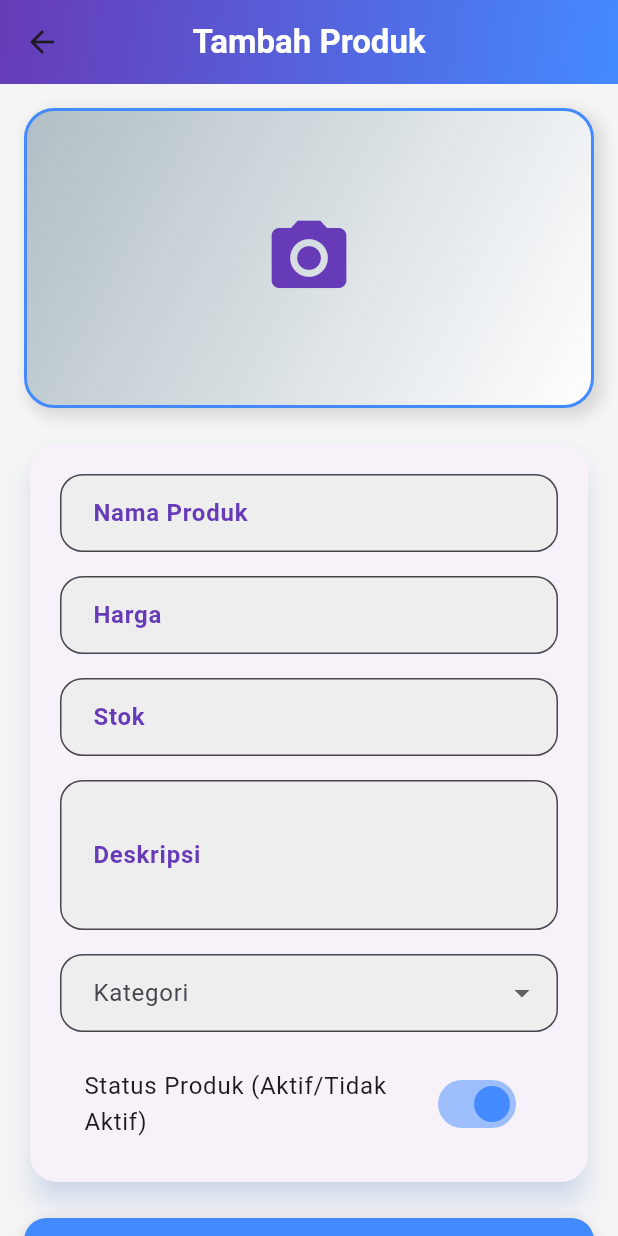
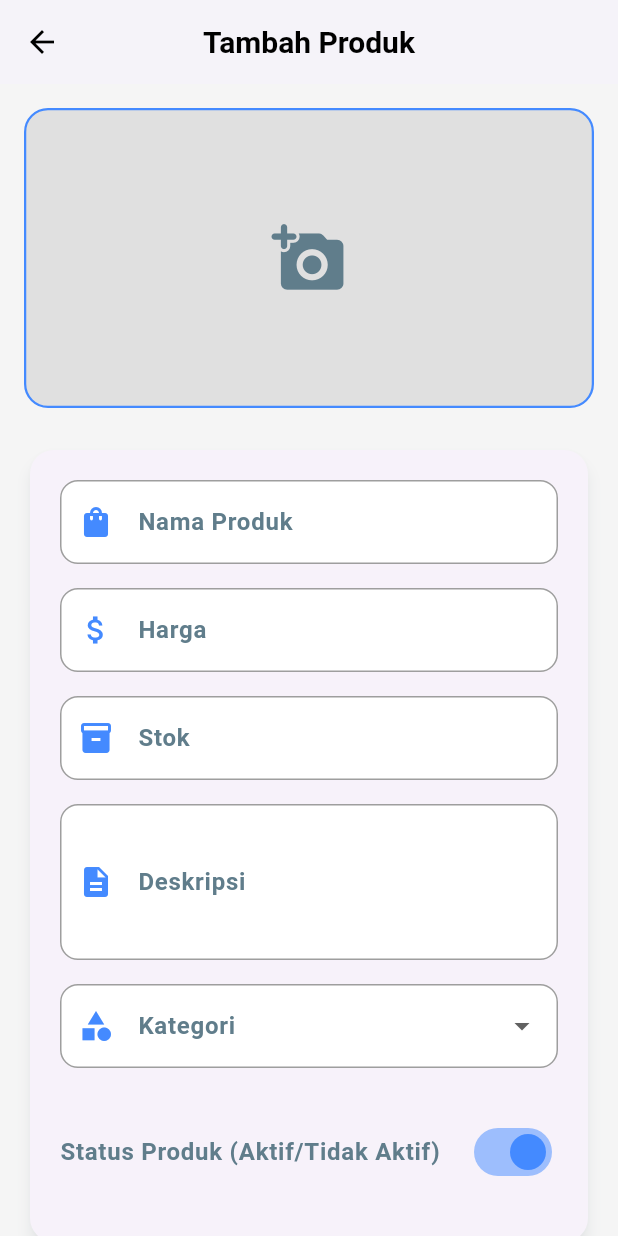
Before and after one commit to kyuzaa/StockBarang, a Flutter app: the AddProductScreen screen opened directly, on a phone screen of 412 x 824 dp. Run offline on Flutter 3.47's test engine with Material 3 defaults, Android fonts, the phone set to English and light mode, and no system bars; our stand-ins replace cloud_firestore, firebase_auth, firebase_core, google_fonts, image_picker, shimmer; accounts and stored records are empty; generated files the repository leaves out were written again.

```diff
--- /dev/null
+++ b/devtools_options.yaml
@@ -0,0 +1,3 @@
+description: This file stores settings for Dart & Flutter DevTools.
+documentation: https://docs.flutter.dev/tools/devtools/extensions#configure-extension-enablement-states
+extensions:
--- a/lib/screens/owner/product/add_product_screen.dart
+++ b/lib/screens/owner/product/add_product_screen.dart
@@ -104,7 +104,7 @@ class _AddProductScreenState extends State<AddProductScreen> {
         _stockController.text.isEmpty ||
         _selectedCategory == null) {
       ScaffoldMessenger.of(context).showSnackBar(
-        const SnackBar(content: Text("Harap isi semua field"), backgroundColor: Colors.red),
+        const SnackBar(content: Text("Harap isi semua field"), backgroundColor: Colors.blueAccent),
       );
       return;
     }
@@ -117,7 +117,7 @@ class _AddProductScreenState extends State<AddProductScreen> {
     String? imageUrl = await _uploadToFlask(_imageBytes!);
     if (imageUrl == null) {
       ScaffoldMessenger.of(context).showSnackBar(
-        const SnackBar(content: Text("Gagal mengunggah gambar"), backgroundColor: Colors.red),
+        const SnackBar(content: Text("Gagal mengunggah gambar"), backgroundColor:Colors.blueAccent),
       );
       return;
     }
@@ -134,7 +134,7 @@ class _AddProductScreenState extends State<AddProductScreen> {
     });
 
     ScaffoldMessenger.of(context).showSnackBar(
-      const SnackBar(content: Text("Produk berhasil ditambahkan!"), backgroundColor: Colors.green),
+      const SnackBar(content: Text("Produk berhasil ditambahkan!"), backgroundColor: Colors.blueAccent),
     );
 
     // Redirect ke DashboardScreen setelah berhasil tambah produk
@@ -151,18 +151,11 @@ class _AddProductScreenState extends State<AddProductScreen> {
     return Scaffold(
       backgroundColor: Colors.grey[100],
       appBar: AppBar(
-        title: const Text("Tambah Produk", style: TextStyle(fontSize: 22, fontWeight: FontWeight.bold, color: Colors.white)),
-        flexibleSpace: Container(
-          decoration: const BoxDecoration(
-            gradient: LinearGradient(
-              colors: [Colors.deepPurple, Colors.blueAccent],
-              begin: Alignment.topLeft,
-              end: Alignment.bottomRight,
-            ),
-          ),
-        ),
+        title: const Text("Tambah Produk", style: TextStyle(fontSize: 20, fontWeight: FontWeight.w600, color: Colors.black)),
+        backgroundColor: Colors.white,
         centerTitle: true,
-        elevation: 6,
+        elevation: 2,
+        iconTheme: const IconThemeData(color: Colors.black),
       ),
       body: SingleChildScrollView(
         padding: const EdgeInsets.all(16),
@@ -170,7 +163,7 @@ class _AddProductScreenState extends State<AddProductScreen> {
           crossAxisAlignment: CrossAxisAlignment.stretch,
           children: [
             _buildImagePicker(),
-            const SizedBox(height: 20),
+            const SizedBox(height: 24),
             _buildForm(),
             const SizedBox(height: 20),
             _buildSubmitButton(),
@@ -184,29 +177,18 @@ class _AddProductScreenState extends State<AddProductScreen> {
     return GestureDetector(
       onTap: _pickImage,
       child: Container(
-        width: double.infinity,
         height: 200,
         decoration: BoxDecoration(
-          gradient: LinearGradient(
-            colors: [Colors.blueGrey[200]!, Colors.white],
-            begin: Alignment.topLeft,
-            end: Alignment.bottomRight,
-          ),
-          borderRadius: BorderRadius.circular(20),
-          border: Border.all(color: Colors.blueAccent, width: 2),
-          boxShadow: const [
-            BoxShadow(
-              color: Colors.black12,
-              blurRadius: 8,
-              spreadRadius: 2,
-              offset: Offset(4, 4),
-            ),
-          ],
+          color: Colors.grey[300],
+          borderRadius: BorderRadius.circular(16),
+          border: Border.all(color: Colors.blueAccent, width: 1.5),
         ),
         child: _imageBytes == null
-            ? const Center(child: Icon(Icons.camera_alt, size: 60, color: Colors.deepPurple))
+            ? const Center(
+                child: Icon(Icons.add_a_photo_rounded, size: 50, color: Colors.blueGrey),
+              )
             : ClipRRect(
-                borderRadius: BorderRadius.circular(18),
+                borderRadius: BorderRadius.circular(16),
                 child: Image.memory(_imageBytes!, fit: BoxFit.cover, width: double.infinity, height: 200),
               ),
       ),
@@ -215,17 +197,17 @@ class _AddProductScreenState extends State<AddProductScreen> {
 
   Widget _buildForm() {
     return Card(
-      shape: RoundedRectangleBorder(borderRadius: BorderRadius.circular(18)),
-      elevation: 8,
-      shadowColor: Colors.blueAccent.withOpacity(0.3),
+      shape: RoundedRectangleBorder(borderRadius: BorderRadius.circular(16)),
+      elevation: 4,
+      shadowColor: Colors.blueGrey.withOpacity(0.2),
       child: Padding(
         padding: const EdgeInsets.all(20),
         child: Column(
           children: [
-            _buildTextField("Nama Produk", _nameController),
-            _buildTextField("Harga", _priceController, isNumber: true, onChanged: _formatPrice),
-            _buildTextField("Stok", _stockController, isNumber: true),
-            _buildTextField("Deskripsi", _descController, maxLines: 3),
+            _buildTextField("Nama Produk", _nameController, icon: Icons.shopping_bag),
+            _buildTextField("Harga", _priceController, isNumber: true, onChanged: _formatPrice, icon: Icons.attach_money),
+            _buildTextField("Stok", _stockController, isNumber: true, icon: Icons.inventory_2),
+            _buildTextField("Deskripsi", _descController, maxLines: 3, icon: Icons.description),
             _buildDropdown(),
             _buildSwitch(),
           ],
@@ -234,8 +216,14 @@ class _AddProductScreenState extends State<AddProductScreen> {
     );
   }
 
-  Widget _buildTextField(String label, TextEditingController controller,
-      {bool isNumber = false, int maxLines = 1, Function(String)? onChanged}) {
+  Widget _buildTextField(
+    String label,
+    TextEditingController controller, {
+    bool isNumber = false,
+    int maxLines = 1,
+    Function(String)? onChanged,
+    IconData? icon,
+  }) {
     return Padding(
       padding: const EdgeInsets.only(bottom: 16),
       child: TextField(
@@ -244,13 +232,20 @@ class _AddProductScreenState extends State<AddProductScreen> {
         maxLines: maxLines,
         onChanged: onChanged,
         decoration: InputDecoration(
+          prefixIcon: icon != null ? Icon(icon, color: Colors.blueAccent) : null,
           labelText: label,
-          labelStyle: const TextStyle(color: Colors.deepPurple, fontWeight: FontWeight.bold),
-          border: OutlineInputBorder(borderRadius: BorderRadius.circular(15)),
-          contentPadding: const EdgeInsets.symmetric(horizontal: 18, vertical: 14),
+          labelStyle: const TextStyle(fontWeight: FontWeight.w600, color: Colors.blueGrey),
+          filled: true,
+          fillColor: Colors.white,
+          contentPadding: const EdgeInsets.symmetric(horizontal: 18, vertical: 16),
+          border: OutlineInputBorder(borderRadius: BorderRadius.circular(12)),
+          enabledBorder: OutlineInputBorder(
+            borderSide: const BorderSide(color: Colors.grey),
+            borderRadius: BorderRadius.circular(12),
+          ),
           focusedBorder: OutlineInputBorder(
-            borderRadius: BorderRadius.circular(15),
             borderSide: const BorderSide(color: Colors.blueAccent, width: 2),
+            borderRadius: BorderRadius.circular(12),
           ),
         ),
       ),
@@ -263,9 +258,21 @@ class _AddProductScreenState extends State<AddProductScreen> {
       child: DropdownButtonFormField<String>(
         value: _selectedCategory,
         decoration: InputDecoration(
+          prefixIcon: const Icon(Icons.category, color: Colors.blueAccent),
           labelText: "Kategori",
-          border: OutlineInputBorder(borderRadius: BorderRadius.circular(15)),
-          contentPadding: const EdgeInsets.symmetric(horizontal: 18, vertical: 14),
+          labelStyle: const TextStyle(fontWeight: FontWeight.w600, color: Colors.blueGrey),
+          filled: true,
+          fillColor: Colors.white,
+          contentPadding: const EdgeInsets.symmetric(horizontal: 18, vertical: 16),
+          border: OutlineInputBorder(borderRadius: BorderRadius.circular(12)),
+          enabledBorder: OutlineInputBorder(
+            borderSide: const BorderSide(color: Colors.grey),
+            borderRadius: BorderRadius.circular(12),
+          ),
+          focusedBorder: OutlineInputBorder(
+            borderSide: const BorderSide(color: Colors.blueAccent, width: 2),
+            borderRadius: BorderRadius.circular(12),
+          ),
         ),
         items: _categories.map((String category) {
           return DropdownMenuItem<String>(
@@ -281,11 +288,18 @@ class _AddProductScreenState extends State<AddProductScreen> {
   }
 
   Widget _buildSwitch() {
-    return SwitchListTile(
-      title: const Text("Status Produk (Aktif/Tidak Aktif)"),
-      value: _isActive,
-      activeColor: Colors.blueAccent,
-      onChanged: (bool value) => setState(() => _isActive = value),
+    return Padding(
+      padding: const EdgeInsets.symmetric(vertical: 12),
+      child: SwitchListTile(
+        contentPadding: EdgeInsets.zero,
+        title: const Text(
+          "Status Produk (Aktif/Tidak Aktif)",
+          style: TextStyle(fontWeight: FontWeight.w600, color: Colors.blueGrey),
+        ),
+        value: _isActive,
+        activeColor: Colors.blueAccent,
+        onChanged: (bool value) => setState(() => _isActive = value),
+      ),
     );
   }
 
@@ -294,12 +308,16 @@ class _AddProductScreenState extends State<AddProductScreen> {
       onPressed: _addProduct,
       style: ElevatedButton.styleFrom(
         backgroundColor: Colors.blueAccent,
-        padding: const EdgeInsets.symmetric(vertical: 16, horizontal: 24),
-        shape: RoundedRectangleBorder(borderRadius: BorderRadius.circular(15)),
-        elevation: 8,
+        padding: const EdgeInsets.symmetric(vertical: 16),
+        shape: RoundedRectangleBorder(borderRadius: BorderRadius.circular(12)),
+        elevation: 6,
       ),
-      icon: const Icon(Icons.check_circle, color: Colors.white),
-      label: const Text("Tambah Produk", style: TextStyle(fontSize: 18, color: Colors.white, fontWeight: FontWeight.bold)),
+      icon: const Icon(Icons.save_alt, color: Colors.white),
+      label: const Text(
+        "Tambah Produk",
+        style: TextStyle(fontSize: 18, fontWeight: FontWeight.bold, color: Colors.white),
+      ),
     );
   }
+
 }
```
Also changed, not shown: lib/screens/owner/orders_screen.dart (+114 -76 lines), lib/screens/owner/product/edit_product_screen.dart (+68 -31 lines).
